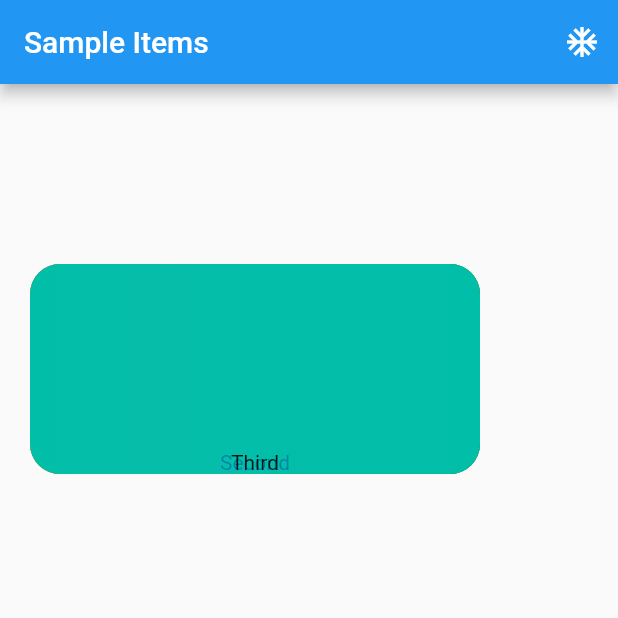
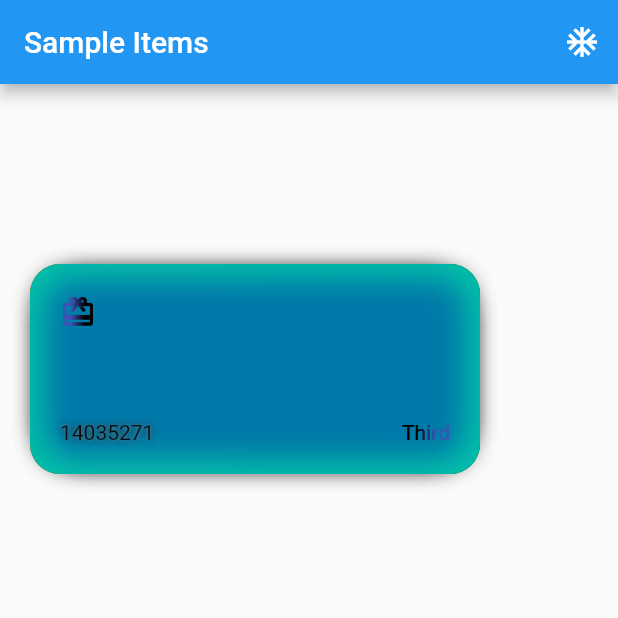
Before and after one commit to Sveta-K13/ui_challenge, a Flutter app: the screen it shows after launch, on a phone screen of 412 x 824 dp, the top half of it. Run offline on Flutter 3.47's test engine with Material 2 defaults, Android fonts, the phone set to English and light mode, and no system bars; generated files the repository leaves out were written again.

Commit message:
stylish cards

```diff
--- a/lib/src/sample_feature/sample_item_list_view.dart
+++ b/lib/src/sample_feature/sample_item_list_view.dart
@@ -1,8 +1,9 @@
+import 'dart:math';
+
 import 'package:flutter/material.dart';
 
 import '../settings/settings_view.dart';
 import 'sample_item.dart';
-import 'sample_item_details_view.dart';
 
 const cardHeight = 140.0;
 const cardWidth = 300.0;
@@ -65,8 +66,8 @@ class _SampleItemListViewState extends State<SampleItemListView> {
                 koef = koef == 0.5 ? 0 : .5;
               }),
               child: AnimatedRotation(
-                  duration: const Duration(seconds: 1),
-                  turns: koef * 0.1 * item.id,
+                  duration: const Duration(milliseconds: 700),
+                  turns: koef * 0.01 * item.id * (item.id.isEven ? 1 : -1),
                   child: CustomCard(item: item)),
             ),
           );
@@ -96,10 +97,46 @@ class CustomCard extends StatelessWidget {
           ),
           borderRadius: BorderRadius.circular(20),
           backgroundBlendMode: BlendMode.hardLight,
+          boxShadow: const [BoxShadow(blurRadius: 15, spreadRadius: -10)],
         ),
-        child: Align(
-          alignment: Alignment.bottomCenter,
-          child: Text(item.text),
+        padding: const EdgeInsets.all(20),
+        child: Column(
+          mainAxisAlignment: MainAxisAlignment.spaceBetween,
+          crossAxisAlignment: CrossAxisAlignment.start,
+          children: [
+            ShaderMask(
+              blendMode: BlendMode.srcIn,
+              shaderCallback: (bounds) => const LinearGradient(
+                  colors: [Colors.indigo, Colors.black],
+                  stops: [0.3, 0.7]).createShader(bounds),
+              child: const Icon(
+                Icons.card_giftcard,
+                color: Colors.white,
+              ),
+            ),
+            Row(mainAxisAlignment: MainAxisAlignment.spaceBetween, children: [
+              Text(
+                Random(item.id).nextInt(100000000).toString(),
+                style: const TextStyle(shadows: [
+                  Shadow(blurRadius: 6),
+                  Shadow(color: Colors.white38, blurRadius: 3),
+                ]),
+              ),
+              ShaderMask(
+                shaderCallback: (bounds) => const LinearGradient(colors: [
+                  Colors.black,
+                  Colors.indigo,
+                ], stops: [
+                  0.3,
+                  0.7
+                ]).createShader(bounds),
+                child: Text(
+                  item.text,
+                  style: const TextStyle(color: Colors.white),
+                ),
+              ),
+            ]),
+          ],
         ));
   }
 }
```
